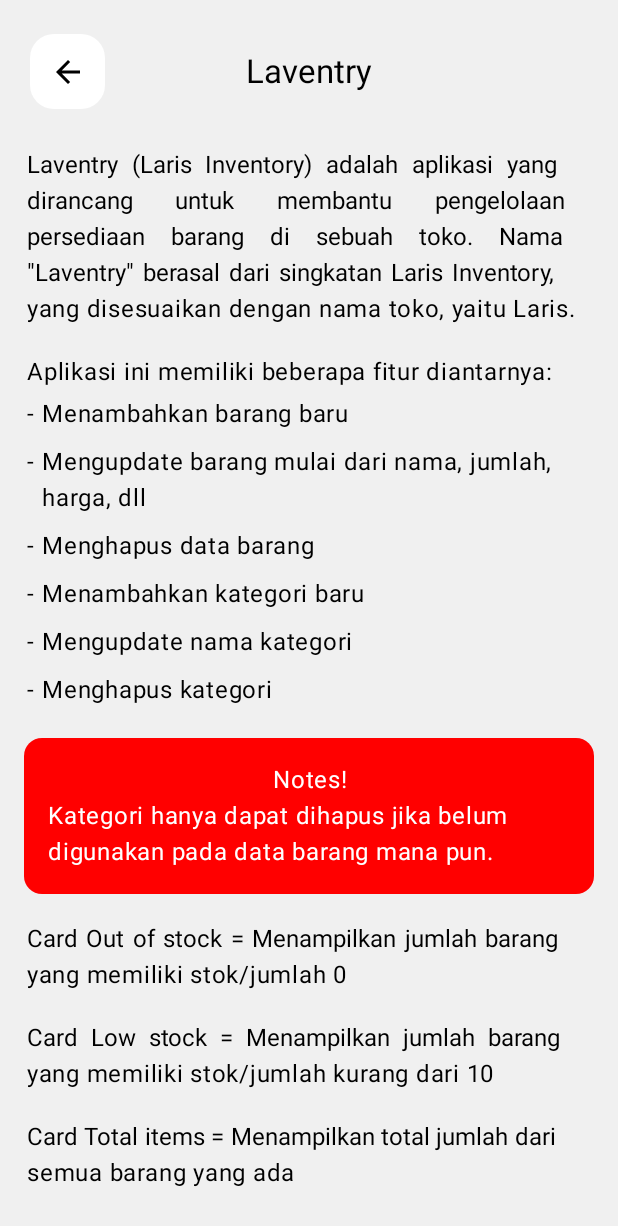
After one commit to DewiPuspitass/Laventry, an Android app built with Jetpack Compose: the InfoAplikasiScreen screen opened through its navigation route, on a phone screen of 412 x 824 dp. The commit adds this screen. Shown: the top 1226 px of the screen. Run offline under Robolectric (Android 15) with nearby library versions, the phone set to English and light mode, and no system bars; our stand-ins replace Room's generated code; 1 statement that could not run was skipped.

Commit message:
Membuat halaman Info Aplikasi

```diff
--- a/app/src/main/java/com/dewipuspitasari0020/laventry/navigation/NavGraph.kt
+++ b/app/src/main/java/com/dewipuspitasari0020/laventry/navigation/NavGraph.kt
@@ -11,6 +11,7 @@ import androidx.navigation.compose.rememberNavController
 import androidx.navigation.navArgument
 import com.dewipuspitasari0020.laventry.ui.screen.AddItemsScreen
 import com.dewipuspitasari0020.laventry.ui.screen.CategoryScreen
+import com.dewipuspitasari0020.laventry.ui.screen.InfoAplikasiScreen
 import com.dewipuspitasari0020.laventry.ui.screen.InventoryScreen
 import com.dewipuspitasari0020.laventry.ui.screen.KEY_ID_BARANG
 import com.dewipuspitasari0020.laventry.ui.screen.MainScreen
@@ -51,5 +52,8 @@ fun SetupNavGraph(navController: NavHostController = rememberNavController()) {
         composable(route = Screen.Settings.route) {
             SettingsScreen(navController)
         }
+        composable(route = Screen.InfoAplikasi.route) {
+            InfoAplikasiScreen(navController)
+        }
     }
 }
--- a/app/src/main/java/com/dewipuspitasari0020/laventry/navigation/Screen.kt
+++ b/app/src/main/java/com/dewipuspitasari0020/laventry/navigation/Screen.kt
@@ -13,5 +13,5 @@ sealed class Screen (val route: String){
     data object Kategori: Screen("KategoriScreen")
     data object TambahKategory: Screen("TambahKategoriScreen")
     data object Settings: Screen("SettingsScreen")
-
+    data object InfoAplikasi: Screen("InfoAplikasiScreen")
 }
--- /dev/null
+++ b/app/src/main/java/com/dewipuspitasari0020/laventry/ui/screen/InfoAplikasiScreen.kt
@@ -0,0 +1,142 @@
+package com.dewipuspitasari0020.laventry.ui.screen
+
+import androidx.compose.foundation.background
+import androidx.compose.foundation.clickable
+import androidx.compose.foundation.layout.Arrangement
+import androidx.compose.foundation.layout.Box
+import androidx.compose.foundation.layout.Column
+import androidx.compose.foundation.layout.Row
+import androidx.compose.foundation.layout.fillMaxSize
+import androidx.compose.foundation.layout.fillMaxWidth
+import androidx.compose.foundation.layout.padding
+import androidx.compose.foundation.layout.size
+import androidx.compose.foundation.rememberScrollState
+import androidx.compose.foundation.shape.RoundedCornerShape
+import androidx.compose.foundation.verticalScroll
+import androidx.compose.material.icons.Icons
+import androidx.compose.material.icons.automirrored.filled.ArrowBack
+import androidx.compose.material3.Card
+import androidx.compose.material3.CenterAlignedTopAppBar
+import androidx.compose.material3.ExperimentalMaterial3Api
+import androidx.compose.material3.Icon
+import androidx.compose.material3.Scaffold
+import androidx.compose.material3.Text
+import androidx.compose.material3.TopAppBarDefaults
+import androidx.compose.runtime.Composable
+import androidx.compose.ui.Alignment
+import androidx.compose.ui.Modifier
+import androidx.compose.ui.draw.clip
+import androidx.compose.ui.graphics.Color
+import androidx.compose.ui.res.stringResource
+import androidx.compose.ui.text.style.TextAlign
+import androidx.compose.ui.tooling.preview.Preview
+import androidx.compose.ui.unit.dp
+import androidx.navigation.NavHostController
+import androidx.navigation.compose.rememberNavController
+import com.dewipuspitasari0020.laventry.R
+import com.dewipuspitasari0020.laventry.ui.theme.LaventryTheme
+import com.dewipuspitasari0020.laventry.ui.theme.bg
+import com.dewipuspitasari0020.laventry.ui.theme.white
+
+@OptIn(ExperimentalMaterial3Api::class)
+@Composable
+fun InfoAplikasiScreen(navController: NavHostController) {
+    Scaffold(
+        containerColor = bg,
+        topBar = {
+            CenterAlignedTopAppBar(
+                title = {
+                    Text(stringResource(R.string.app_name))
+                },
+                navigationIcon = {
+                    Box(
+                        modifier = Modifier
+                            .size(50.dp)
+                            .clip(RoundedCornerShape(16.dp))
+                            .background(Color.White)
+                            .clickable { navController.popBackStack() },
+                        contentAlignment = Alignment.Center
+                    ) {
+                        Icon(
+                            imageVector = Icons.AutoMirrored.Filled.ArrowBack,
+                            contentDescription = stringResource(R.string.back)
+                        )
+                    }
+                },
+                modifier = Modifier.padding(
+                    start = 16.dp,
+                    top = 16.dp,
+                    end = 16.dp,
+                    bottom = 0.dp
+                ),
+                colors = TopAppBarDefaults.topAppBarColors(
+                    containerColor = bg,
+                    titleContentColor = Color.Black,
+                    navigationIconContentColor = Color.Black,
+                    actionIconContentColor = Color.Black
+                )
+            )
+        },
+    ) { innerPadding ->
+        val scrollState = rememberScrollState()
+        val listItem = listOf(
+            "Menambahkan barang baru",
+            "Mengupdate barang mulai dari nama, jumlah, harga, dll",
+            "Menghapus data barang",
+            "Menambahkan kategori baru",
+            "Mengupdate nama kategori",
+            "Menghapus kategori",
+        )
+
+        Column (modifier = Modifier.padding(innerPadding).fillMaxSize().verticalScroll(scrollState)){
+            Text("Laventry (Laris Inventory) adalah aplikasi yang dirancang untuk membantu pengelolaan persediaan barang di sebuah toko. Nama \"Laventry\" berasal dari singkatan Laris Inventory, yang disesuaikan dengan nama toko, yaitu Laris.",
+                modifier = Modifier.padding(18.dp), textAlign = TextAlign.Justify,
+            )
+            Text("Aplikasi ini memiliki beberapa fitur diantarnya:",
+                textAlign = TextAlign.Justify, modifier = Modifier.padding(horizontal = 18.dp)
+            )
+
+            listItem.forEach { item ->
+                Row(modifier = Modifier.padding(vertical = 4.dp, horizontal = 18.dp)) {
+                    Text("- ", color = Color.Black)
+                    Text(item, color = Color.Black)
+                }
+            }
+            Card(
+                modifier = Modifier
+                    .padding(top = 16.dp, start = 16.dp, end = 16.dp)
+                    .fillMaxWidth()
+            ) {
+                Row(
+                    modifier = Modifier
+                        .fillMaxWidth()
+                        .background(color = Color.Red),
+                    horizontalArrangement = Arrangement.SpaceBetween,
+                    verticalAlignment = Alignment.CenterVertically
+                ) {
+                    Column(Modifier.padding(16.dp), horizontalAlignment = Alignment.CenterHorizontally) {
+                        Text("Notes!", color = white, textAlign = TextAlign.Center)
+                        Text("Kategori hanya dapat dihapus jika belum digunakan pada data barang mana pun.",  color = white)
+                    }
+                }
+            }
+
+            Text("Card Out of stock = Menampilkan jumlah barang yang memiliki stok/jumlah 0",
+                textAlign = TextAlign.Justify, modifier = Modifier.padding(18.dp))
+
+            Text("Card Low stock = Menampilkan jumlah barang yang memiliki stok/jumlah kurang dari 10",
+                textAlign = TextAlign.Justify, modifier = Modifier.padding(horizontal = 18.dp))
+
+            Text("Card Total items = Menampilkan total jumlah dari semua barang yang ada",
+                textAlign = TextAlign.Justify, modifier = Modifier.padding(18.dp))
+        }
+    }
+}
+
+@Preview
+@Composable
+private fun InfoAplikasiPreview() {
+    LaventryTheme {
+        InfoAplikasiScreen(rememberNavController())
+    }
+}
--- a/app/src/main/java/com/dewipuspitasari0020/laventry/ui/screen/ProfileScreen.kt
+++ b/app/src/main/java/com/dewipuspitasari0020/laventry/ui/screen/ProfileScreen.kt
@@ -3,7 +3,9 @@ package com.dewipuspitasari0020.laventry.ui.screen
 import android.content.res.Configuration
 import androidx.compose.foundation.Image
 import androidx.compose.foundation.background
+import androidx.compose.foundation.clickable
 import androidx.compose.foundation.layout.Arrangement
+import androidx.compose.foundation.layout.Box
 import androidx.compose.foundation.layout.Column
 import androidx.compose.foundation.layout.Row
 import androidx.compose.foundation.layout.fillMaxSize
@@ -20,9 +22,6 @@ import androidx.compose.material.icons.outlined.Person
 import androidx.compose.material3.CenterAlignedTopAppBar
 import androidx.compose.material3.ExperimentalMaterial3Api
 import androidx.compose.material3.Icon
-import androidx.compose.material3.IconButton
-import androidx.compose.material3.IconButtonDefaults
-import androidx.compose.material3.MaterialTheme
 import androidx.compose.material3.Scaffold
 import androidx.compose.material3.Text
 import androidx.compose.material3.TopAppBarDefaults
@@ -60,8 +59,13 @@ fun ProfileScreen(navController: NavHostController) {
                     actionIconContentColor = Color.Black
                 ),
                 navigationIcon = {
-                    IconButton(
-                        onClick = { navController.popBackStack() },
+                    Box(
+                        modifier = Modifier
+                            .size(50.dp)
+                            .clip(RoundedCornerShape(16.dp))
+                            .background(Color.White)
+                            .clickable { navController.popBackStack() },
+                        contentAlignment = Alignment.Center
                     ) {
                         Icon(
                             imageVector = Icons.AutoMirrored.Filled.ArrowBack,
@@ -69,6 +73,12 @@ fun ProfileScreen(navController: NavHostController) {
                         )
                     }
                 },
+                modifier = Modifier.padding(
+                    start = 16.dp,
+                    top = 16.dp,
+                    end = 16.dp,
+                    bottom = 0.dp
+                ),
             )
         }
     ) { innerPadding ->
--- a/app/src/main/java/com/dewipuspitasari0020/laventry/ui/screen/SettingsScreen.kt
+++ b/app/src/main/java/com/dewipuspitasari0020/laventry/ui/screen/SettingsScreen.kt
@@ -66,7 +66,6 @@ fun SettingsScreen(navController: NavHostController) {
                 )
             )
         },
-
         bottomBar = {
             BottomBar(
                 selectedIndex = selectedIndex,
@@ -100,9 +99,9 @@ fun ScreenContentSettings(modifier: Modifier = Modifier, navController: NavHostC
         )
         CardInfo(
             onClick = {
-                navController.navigate(Screen.Profile.route)
+                navController.navigate(Screen.InfoAplikasi.route)
             },
-            Label = "Profile"
+            Label = "Info Aplikasi"
         )
     }
 }
```
